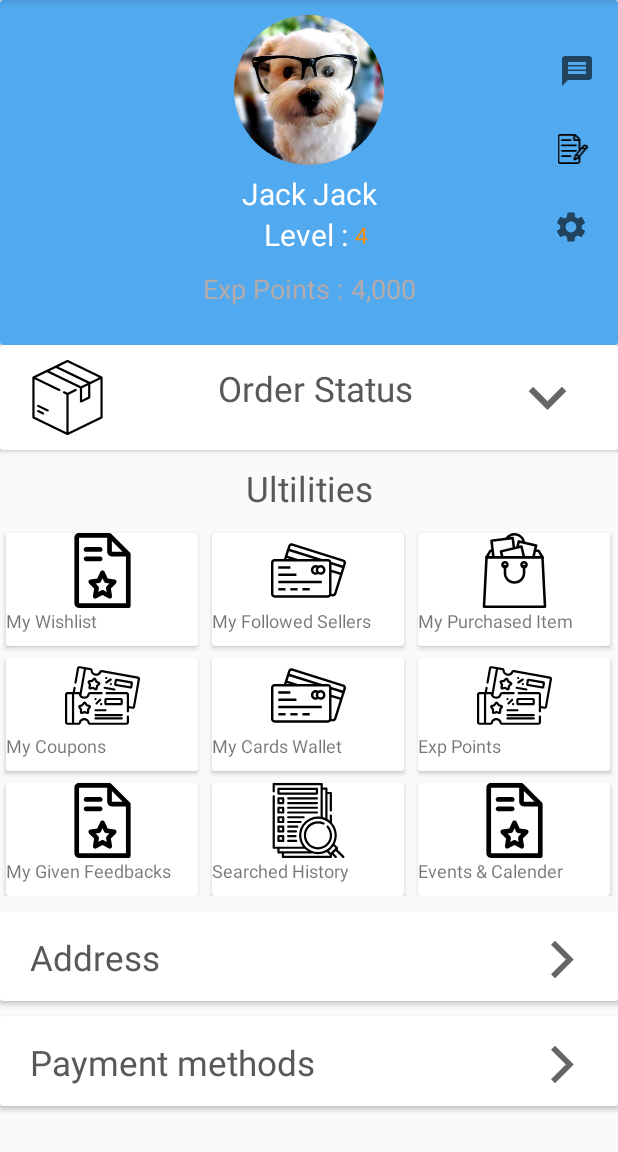
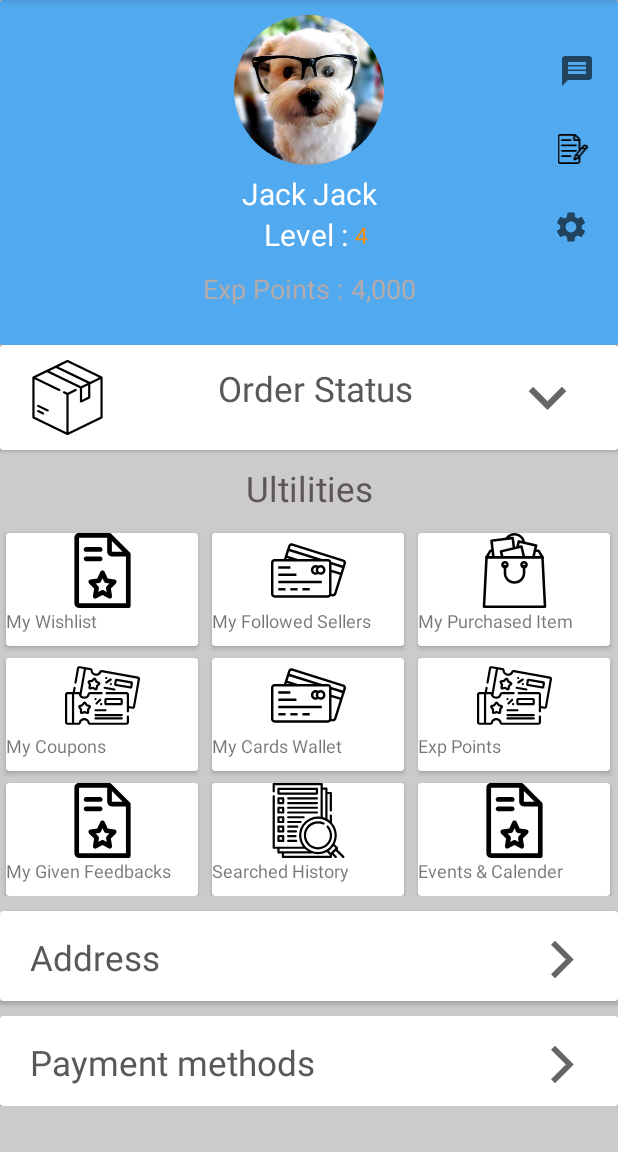
Before and after one commit to hlaingyaminhtetnaing/Jack-Profile-Layout, an Android app: the screen it shows after launch (MainActivity), on a phone screen of 412 x 824 dp, the part 84-1236 px from its top. Run offline under Robolectric (Android 15) with nearby library versions, the phone set to English and light mode, and no system bars.

Commit message:
ScrollView

```diff
--- a/app/src/main/res/layout/activity_main.xml
+++ b/app/src/main/res/layout/activity_main.xml
@@ -1,4 +1,9 @@
 <?xml version="1.0" encoding="utf-8"?>
+<ScrollView xmlns:android="http://schemas.android.com/apk/res/android"
+    android:layout_width="match_parent"
+    android:layout_height="match_parent"
+    android:background="#CCCACA">
+
     <androidx.constraintlayout.widget.ConstraintLayout xmlns:android="http://schemas.android.com/apk/res/android"
         xmlns:app="http://schemas.android.com/apk/res-auto"
         xmlns:tools="http://schemas.android.com/tools"
@@ -247,3 +252,4 @@
                 android:src="@drawable/ic_baseline_arrow_forward_ios_24" />
         </androidx.cardview.widget.CardView>
     </androidx.constraintlayout.widget.ConstraintLayout>
+</ScrollView>
```
Lines whose indentation alone changed are shown as unchanged.
